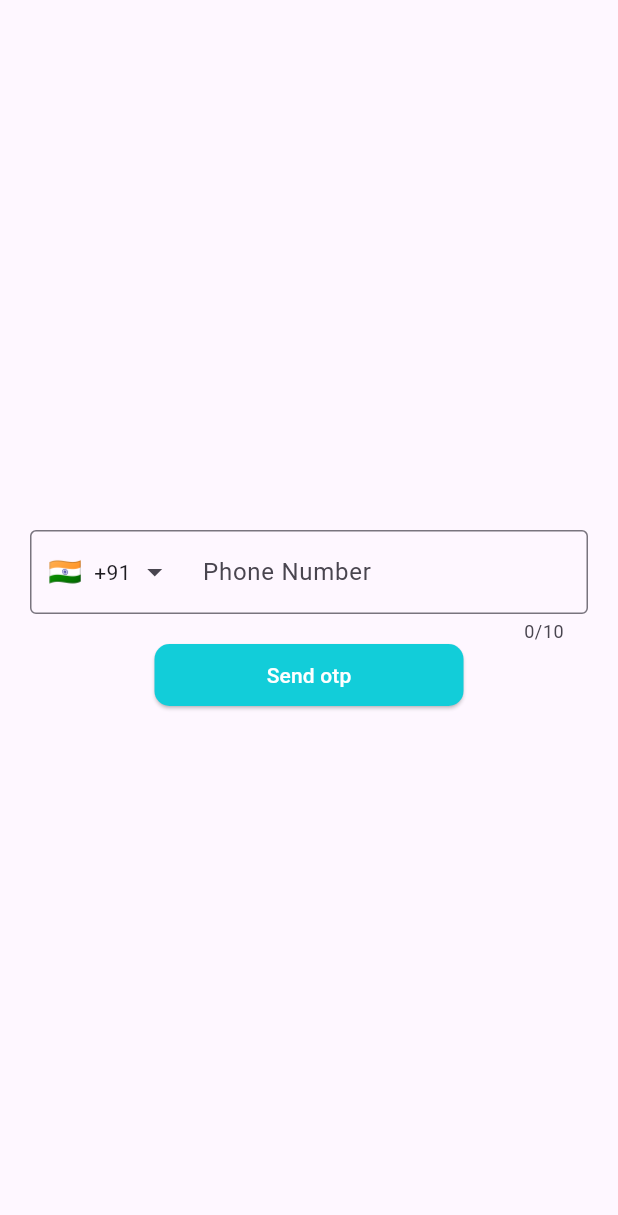
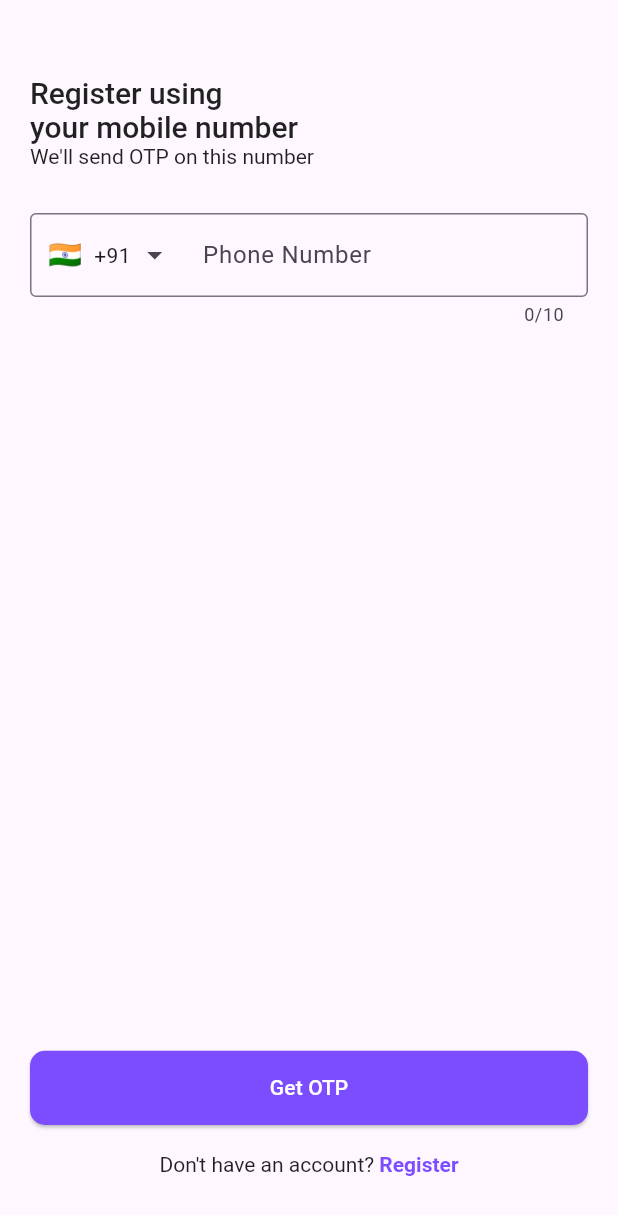
Before and after one commit to Amar-singh-123/shopee_seller_app, a Flutter app: the PhoneAuthScreen screen opened directly, on a phone screen of 412 x 824 dp. Shown: the top 1215 px of the screen. Run offline on Flutter 3.47's test engine with Material 3 defaults, Android fonts, the phone set to English and light mode, and no system bars; drawn by our look-alikes of intl_phone_field; our stand-ins replace cloud_firestore, firebase_auth, firebase_core, firebase_storage, get, image_picker and 2 more; accounts and stored records are empty; network calls fail.

Commit message:
otpVerification and phoneAuth ui

```diff
--- a/lib/main.dart
+++ b/lib/main.dart
@@ -1,7 +1,8 @@
 import 'package:firebase_core/firebase_core.dart';
 import 'package:flutter/cupertino.dart';
 import 'package:flutter/material.dart';
-import 'package:shopee_seller_app/views/screens/home/profile/registration_screen.dart';
+import 'package:shopee_seller_app/views/screens/auth/otp_verification_screen.dart';
+import 'package:shopee_seller_app/views/screens/auth/phone_auth_screen.dart';
 import 'firebase_options.dart';
 
 void main() async {
@@ -24,7 +25,7 @@
   Widget build(BuildContext context) {
     return MaterialApp(
         debugShowCheckedModeBanner: false,
-        home: RegistrationScreen(),
+        home: OtpVerificationScreen(verificationId: '53',),
     );
     }
 }
--- a/lib/views/screens/auth/phone_auth_screen.dart
+++ b/lib/views/screens/auth/phone_auth_screen.dart
@@ -1,3 +1,5 @@
+import 'dart:ui';
+
 import 'package:flutter/material.dart';
 import 'package:intl_phone_field/intl_phone_field.dart';
 import 'package:shopee_seller_app/controllers/auth/phone_auth_controller.dart';
@@ -13,13 +15,45 @@ class PhoneAuthScreen extends StatelessWidget {
   @override
   Widget build(BuildContext context) {
     return Scaffold(
-      body: Column(
-        mainAxisAlignment: MainAxisAlignment.center,
-        crossAxisAlignment: CrossAxisAlignment.center,
+      body: Padding(
+        padding:
+            const EdgeInsets.only(left: 20, right: 20, bottom: 30, top: 50),
+        child: Column(
+          mainAxisAlignment: MainAxisAlignment.spaceBetween,
+          crossAxisAlignment: CrossAxisAlignment.start,
           children: [
-          Padding(
-            padding: const EdgeInsets.only(left: 20, right: 20),
-            child: IntlPhoneField(
+            Column(
+              crossAxisAlignment: CrossAxisAlignment.start,
+              children: [
+                RichText(
+                  text: const TextSpan(
+                    children: [
+                      TextSpan(
+                        text: 'Register using\n',
+                        style: TextStyle(
+                            fontWeight: FontWeight.w500,
+                            fontSize: 20,
+                            color: Colors.black87),
+                      ),
+                      TextSpan(
+                        text: 'your mobile number\n',
+                        style: TextStyle(
+                            fontWeight: FontWeight.w500,
+                            fontSize: 20,
+                            color: Colors.black87),
+                      ),
+                      TextSpan(
+                        text: "We'll send OTP on this number",
+                        style: TextStyle(
+                            fontWeight: FontWeight.w400,
+                            fontSize: 14,
+                            color: Colors.black87),
+                      ),
+                    ],
+                  ),
+                ),
+                30.height,
+                IntlPhoneField(
                   flagsButtonPadding: const EdgeInsets.all(8),
                   dropdownIconPosition: IconPosition.trailing,
                   decoration: const InputDecoration(
@@ -33,18 +67,50 @@ class PhoneAuthScreen extends StatelessWidget {
                     phoneController = phone.completeNumber;
                   },
                 ),
+              ],
             ),
+            Column(
+              children: [
                 SizedBox(
-            width: context.screenWidth * 0.5,
-            height: context.screenHeight * 0.05,
+                  width: context.screenWidth,
+                  height: context.screenHeight * 0.06,
                   child: ElevatedButton(
                       style: elevatedButtonStyle,
                       onPressed: () {
                         AuthController.phoneAuth(phoneController, context);
                       },
-                child:  Text("Send otp", style: defaultTextStyle,)),
+                      child: Text(
+                        "Get OTP",
+                        style: defaultTextStyle,
+                      )),
+                ),
+                Padding(
+                  padding: const EdgeInsets.only(bottom: 10, top: 18),
+                  child: RichText(
+                    text: const TextSpan(
+                      children: <TextSpan>[
+                        TextSpan(
+                          text: "Don't have an account? ",
+                          style: TextStyle(
+                              fontWeight: FontWeight.w400,
+                              fontSize: 14,
+                              color: Colors.black87),
+                        ),
+                        TextSpan(
+                          text: "Register",
+                          style: TextStyle(
+                              fontWeight: FontWeight.bold,
+                              fontSize: 14,
+                              color: Colors.deepPurpleAccent),
+                        ),
+                      ],
+                    ),
+                  ),
                 )
               ],
+            )
+          ],
+        ),
       ),
     );
   }
--- a/lib/views/screens/splash_screen/splash_screens.dart
+++ b/lib/views/screens/splash_screen/splash_screens.dart
@@ -2,9 +2,7 @@ import 'dart:async';
 import 'package:firebase_auth/firebase_auth.dart';
 import 'package:flutter/material.dart';
 import 'package:lottie/lottie.dart';
-import 'package:shopee_seller_app/views/utils/app_constants/image_constants.dart';
 import 'package:shopee_seller_app/views/utils/app_extensions/app_extensions.dart';
-
 import '../../screens/auth/phone_auth_screen.dart';
 import '../../screens/home/home_screen.dart';
 
--- a/lib/views/utils/app_colors/app_colors.dart
+++ b/lib/views/utils/app_colors/app_colors.dart
@@ -15,4 +15,5 @@ class AppColor{
   static Color white =const Color(0xffFFFFFF);
   static Color whiteGray =const Color(0xffF1F1F5);
   static Color lineDark =const Color(0xffEAEAEA);
+  static Color deepPurple =Colors.deepPurpleAccent;
 }
--- a/lib/views/utils/app_styles/app_styles.dart
+++ b/lib/views/utils/app_styles/app_styles.dart
@@ -1,4 +1,3 @@
-import 'package:flutter/cupertino.dart';
 import 'package:flutter/material.dart';
 import 'package:shopee_seller_app/views/utils/app_colors/app_colors.dart';
 
@@ -6,5 +5,5 @@ import 'package:shopee_seller_app/views/utils/app_colors/app_colors.dart';
  TextStyle appBarTextStyle = TextStyle(
      color: Colors.black, fontWeight: FontWeight.w500, fontSize: 19);
 ButtonStyle elevatedButtonStyle = ElevatedButton.styleFrom(
-    backgroundColor: AppColor.blueAccent,
+    backgroundColor: AppColor.deepPurple,
     shape: RoundedRectangleBorder(borderRadius: BorderRadius.circular(10)));
--- a/pubspec.yaml
+++ b/pubspec.yaml
@@ -40,7 +40,6 @@ dependencies:
   firebase_storage: ^11.6.10
   cloud_firestore: ^4.15.9
   image_picker: ^1.0.7
-
   intl_phone_field: ^3.2.0
   pinput: ^4.0.0
   get: ^4.6.6
```
Also changed, not shown: lib/controllers/auth/phone_auth_controller.dart (+11 -5 lines), lib/views/screens/auth/otp_verification_screen.dart (+58 -12 lines), pubspec.lock, 2 other files. Lines whose indentation alone changed are shown as unchanged.
